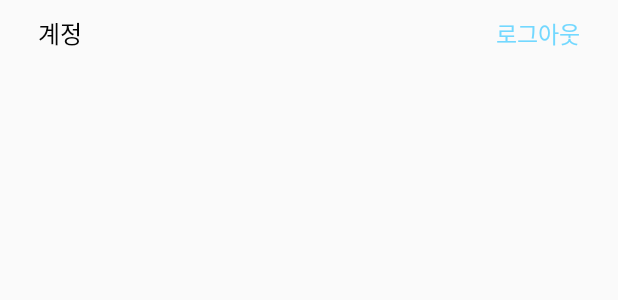
After one commit to tlaektmf/QBang, an Android app: the layout pre_logout.xml on its own in the app's theme, with its tools: preview values and no code run, on a phone screen of 412 x 824 dp. The commit adds this screen. Shown: the top 300 px of the screen. Run offline under Robolectric (Android 15) with nearby library versions, the phone set to English and light mode, and no system bars.

Commit message:
(설정)
- 로그아웃 layout

```diff
--- /dev/null
+++ b/app/src/main/res/layout/pre_logout.xml
@@ -0,0 +1,33 @@
+<?xml version="1.0" encoding="utf-8"?>
+<LinearLayout
+    xmlns:android="http://schemas.android.com/apk/res/android"
+    android:orientation="horizontal"
+    android:layout_width="match_parent"
+    android:layout_height="wrap_content"
+    android:layout_gravity="center_horizontal"
+    android:padding="10dp">
+
+    <TextView
+        android:layout_width="0dp"
+        android:layout_height="wrap_content"
+        android:layout_weight="1"
+        android:text="계정"
+        android:fontFamily="@font/nanumsquaure_b"
+        android:textSize="16dp"
+        android:textColor="#040404"
+
+        android:layout_marginLeft="15dp"/>
+
+    <TextView
+        android:id="@+id/logout_text"
+        android:layout_width="0dp"
+        android:layout_height="wrap_content"
+        android:layout_weight="1"
+        android:text="로그아웃"
+        android:fontFamily="@font/nanumsquaure_r"
+        android:textSize="15dp"
+        android:textColor="#72d8ff"
+
+        android:layout_marginRight="15dp"
+        android:gravity="right"/>
+</LinearLayout>
```
Also changed, not shown: app/src/main/res/layout/fragment_notifications.xml (+5 -3 lines), app/src/main/res/xml/my_preferences.xml (+8 -5 lines).
